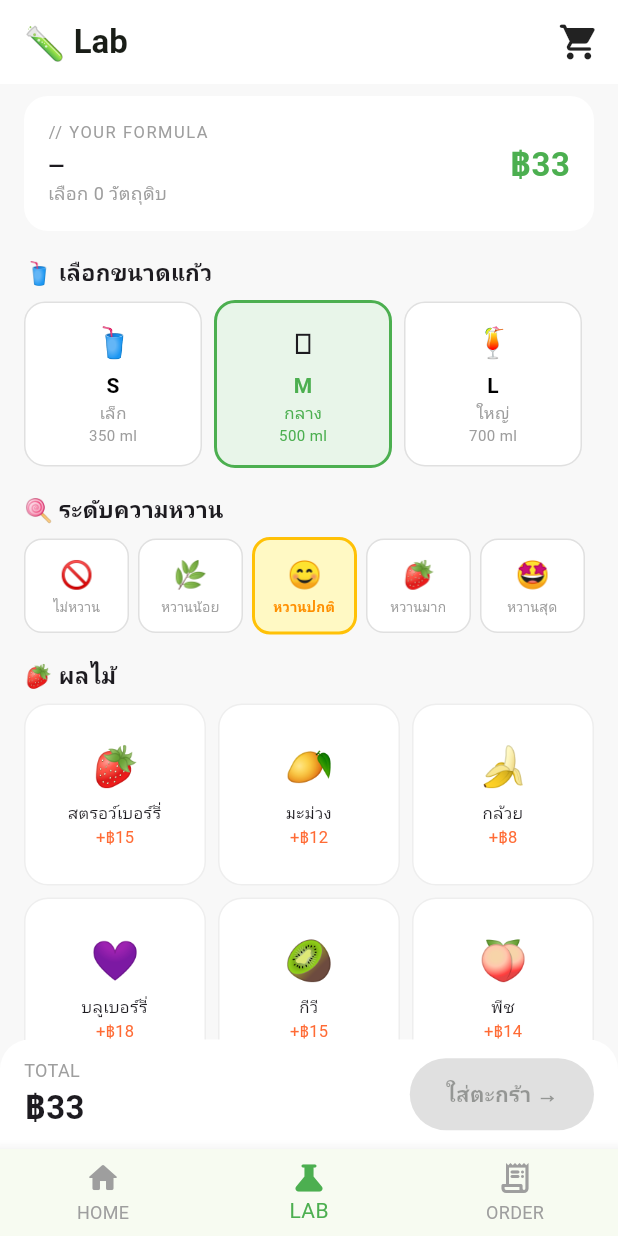
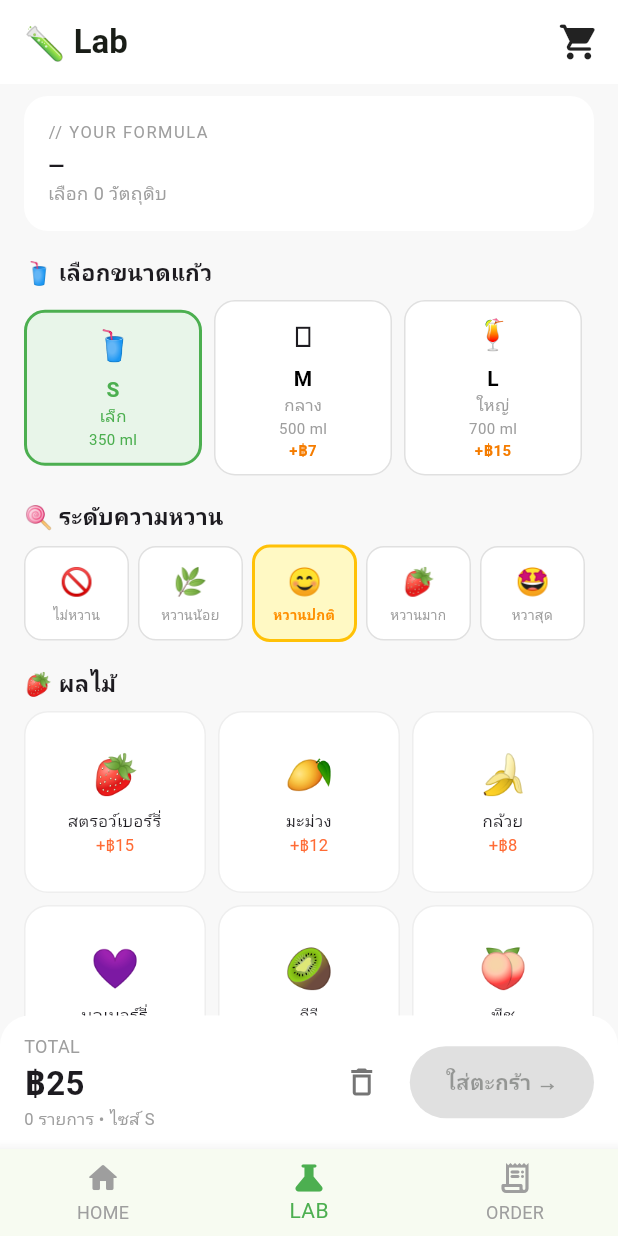
Before and after one commit to Rattikan-P/953464-SmoothieLab, a Flutter app: the screen it shows after launch, item 2 of the bottom bar chosen, on a phone screen of 412 x 824 dp. Run offline on Flutter 3.47's test engine with Material 3 defaults, Android fonts, the phone set to English and light mode, and no system bars; our stand-ins replace google_fonts, hive, hive_flutter, qr_flutter; accounts and stored records are empty.

Commit message:
Enhance lab screen with separated data files and pricing fix
UI Improvements:
- Remove price from formula preview section
- Show item count and size in bottom bar
- Add trash button to reset all selections
- Display size upgrade prices in size selection

Pricing Fix:
- Change price calculation from multiplier (×1.3/×1.6) to flat rate (+7/+15)

Code Refactoring:
- Extract ingredient data to ingredients_data.dart
- Extract cup painter to cup_painter.dart

```diff
--- a/smoothielab/lib/screens/lab_screen.dart
+++ b/smoothielab/lib/screens/lab_screen.dart
@@ -4,35 +4,9 @@ import '../models/smoothie_item.dart';
 import '../providers/cart_provider.dart';
 import '../providers/navigation_provider.dart';
 import '../widgets/floating_cart_button.dart';
+import '../data/ingredients_data.dart';
+import '../widgets/cup_painter.dart';
 
-const _fruitsData = [
-  ('🍓', 'สตรอว์เบอร์รี่', 15.0),
-  ('🥭', 'มะม่วง', 12.0),
-  ('🍌', 'กล้วย', 8.0),
-  ('💜', 'บลูเบอร์รี่', 18.0),
-  ('🥝', 'กีวี', 15.0),
-  ('🍑', 'พีช', 14.0),
-];
-
-const _veggiesData = <(String, String, double)>[
-  ('🥬', 'ผักโขม', 10.0),
-  ('🥦', 'บร็อคโคลี่', 12.0),
-  // เพิ่มได้เลยค่ะ
-];
-
-const _extrasData = [
-  ('🥛', 'นม', 10.0),
-  ('🥥', 'กะทิ', 12.0),
-  ('🧃', 'น้ำผลไม้', 8.0),
-];
-
-const _sweetnessLevels = [
-  ('🚫', 'ไม่หวาน'),
-  ('🌿', 'หวานน้อย'),
-  ('😊', 'หวานปกติ'),
-  ('🍓', 'หวานมาก'),
-  ('🤩', 'หวานสุด'),
-];
 
 class LabScreen extends StatefulWidget {
   const LabScreen({super.key});
@@ -46,7 +20,7 @@ class LabScreenState extends State<LabScreen> {
   final Set<int> _veggies = {};
   final Set<int> _toppings = {};
 
-  String _size = 'M';
+  String _size = 'S';
   int _sweetnessIndex = 2; // หวานปกติ default
   static const double _base = 25;
 
@@ -82,20 +56,64 @@ class LabScreenState extends State<LabScreen> {
       _veggies.addAll(veggieIndexes);
 
       _toppings.clear();
-      _size = 'M';
+      _size = 'S';
       _sweetnessIndex = 2;
       _presetMenuName = menuName;
       _presetMenuEmoji = menuEmoji;
     });
   }
 
+  void _resetSelection() {
+    setState(() {
+      _fruits.clear();
+      _extras.clear();
+      _toppings.clear();
+      _veggies.clear();
+      _size = 'S';
+      _sweetnessIndex = 2;
+      _presetMenuName = null;
+      _presetMenuEmoji = null;
+    });
+  }
+
+  Widget _buildSizeButton(String size) {
+    final isSelected = _size == size;
+    return GestureDetector(
+      onTap: () => setState(() => _size = size),
+      child: AnimatedContainer(
+        duration: const Duration(milliseconds: 200),
+        padding: const EdgeInsets.symmetric(horizontal: 10, vertical: 6),
+        decoration: BoxDecoration(
+          color: isSelected ? const Color(0xFF4CAF50) : Colors.white,
+          borderRadius: BorderRadius.circular(8),
+          border: Border.all(
+            color: isSelected ? const Color(0xFF4CAF50) : Colors.grey.shade300,
+            width: isSelected ? 2 : 1,
+          ),
+        ),
+        child: Text(
+          size,
+          style: TextStyle(
+            color: isSelected ? Colors.white : Colors.grey.shade700,
+            fontWeight: FontWeight.bold,
+            fontSize: 13,
+          ),
+        ),
+      ),
+    );
+  }
+
   double get _total {
     double t = _base;
-    for (final i in _fruits) t += _fruitsData[i].$3;
-    for (final i in _extras) t += _extrasData[i].$3;
-    for (final i in _veggies) t += _veggiesData[i].$3;
+    for (final i in _fruits) t += kFruitsData[i].$3;
+    for (final i in _extras) t += kExtrasData[i].$3;
+    for (final i in _veggies) t += kVeggiesData[i].$3;
     for (final i in _toppings) t += kToppingItems[i].price;
-    t *= _sizeMultiplier;
+
+    // เพิ่มราคาตามไซส์แก้ว (S: 0, M: +7, L: +15)
+    final sizeUpgrade = _size == 'L' ? 15.0 : (_size == 'M' ? 7.0 : 0.0);
+    t += sizeUpgrade;
+
     return t;
   }
 
@@ -148,7 +166,7 @@ class LabScreenState extends State<LabScreen> {
                       Text(
                         _fruits.isEmpty
                             ? '—'
-                            : _fruits.map((i) => _fruitsData[i].$2).join(' + '),
+                            : _fruits.map((i) => kFruitsData[i].$2).join(' + '),
                         style: const TextStyle(fontWeight: FontWeight.bold),
                         maxLines: 1,
                         overflow: TextOverflow.ellipsis,
@@ -161,14 +179,6 @@ class LabScreenState extends State<LabScreen> {
                         ),
                       ),
                     ],
-                  ),
-                ),
-                Text(
-                  '฿${_total.toStringAsFixed(0)}',
-                  style: const TextStyle(
-                    fontSize: 22,
-                    fontWeight: FontWeight.bold,
-                    color: Color(0xFF4CAF50),
                   ),
                 ),
               ],
@@ -204,7 +214,8 @@ class LabScreenState extends State<LabScreen> {
                               child: Container(
                                 margin: const EdgeInsets.only(right: 8),
                                 padding: const EdgeInsets.symmetric(
-                                  vertical: 12,
+                                  vertical: 8,
+                                  horizontal: 4,
                                 ),
                                 decoration: BoxDecoration(
                                   color: sel
@@ -252,6 +263,17 @@ class LabScreenState extends State<LabScreen> {
                                         color: sel ? Colors.green : Colors.grey,
                                       ),
                                     ),
+                                    if (s == 'M' || s == 'L')
+                                      Text(
+                                        s == 'M' ? '+฿7' : '+฿15',
+                                        style: TextStyle(
+                                          fontSize: 10,
+                                          color: sel
+                                              ? Colors.orange
+                                              : Colors.orange.shade700,
+                                          fontWeight: FontWeight.bold,
+                                        ),
+                                      ),
                                   ],
                                 ),
                               ),
@@ -271,7 +293,7 @@ class LabScreenState extends State<LabScreen> {
                   ),
                   const SizedBox(height: 8),
                   Row(
-                    children: List.generate(_sweetnessLevels.length, (i) {
+                    children: List.generate(kSweetnessLevels.length, (i) {
                       final sel = _sweetnessIndex == i;
                       return Expanded(
                         child: GestureDetector(
@@ -294,12 +316,12 @@ class LabScreenState extends State<LabScreen> {
                             child: Column(
                               children: [
                                 Text(
-                                  _sweetnessLevels[i].$1,
+                                  kSweetnessLevels[i].$1,
                                   style: const TextStyle(fontSize: 18),
                                 ),
                                 const SizedBox(height: 2),
                                 Text(
-                                  _sweetnessLevels[i].$2,
+                                  kSweetnessLevels[i].$2,
                                   style: TextStyle(
                                     fontSize: 9,
                                     color: sel
@@ -339,9 +361,9 @@ class LabScreenState extends State<LabScreen> {
                           crossAxisSpacing: 8,
                           childAspectRatio: 1,
                         ),
-                        itemCount: _fruitsData.length,
+                        itemCount: kFruitsData.length,
                         itemBuilder: (_, i) {
-                          final d = _fruitsData[i];
+                          final d = kFruitsData[i];
                           final sel = _fruits.contains(i);
                           return GestureDetector(
                             onTap: () => setState(() {
@@ -419,9 +441,9 @@ class LabScreenState extends State<LabScreen> {
                           crossAxisSpacing: 8,
                           childAspectRatio: 1,
                         ),
-                        itemCount: _veggiesData.length,
+                        itemCount: kVeggiesData.length,
                         itemBuilder: (_, i) {
-                          final d = _veggiesData[i];
+                          final d = kVeggiesData[i];
                           final sel = _veggies.contains(i);
                           return GestureDetector(
                             onTap: () => setState(() {
@@ -497,9 +519,9 @@ class LabScreenState extends State<LabScreen> {
                           crossAxisSpacing: 8,
                           childAspectRatio: 1,
                         ),
-                    itemCount: _extrasData.length,
+                    itemCount: kExtrasData.length,
                     itemBuilder: (_, i) {
-                      final d = _extrasData[i];
+                      final d = kExtrasData[i];
                       final sel = _extras.contains(i);
                       return GestureDetector(
                         onTap: () => setState(() {
@@ -608,14 +630,31 @@ class LabScreenState extends State<LabScreen> {
                           fontWeight: FontWeight.bold,
                         ),
                       ),
+                      Text(
+                        '${_fruits.length + _extras.length + _veggies.length} รายการ • ไซส์ $_size',
+                        style: const TextStyle(
+                          color: Colors.grey,
+                          fontSize: 11,
+                        ),
+                      ),
                     ],
                   ),
-                  ElevatedButton(
+                  Row(
+                    children: [
+                      // ปุ่มถังขยะ
+                      IconButton(
+                        onPressed: _resetSelection,
+                        icon: const Icon(Icons.delete_outline),
+                        color: Colors.grey.shade600,
+                        tooltip: 'ล้างทั้งหมด',
+                      ),
+                      const SizedBox(width: 8),
+                      ElevatedButton(
                     onPressed: (_fruits.isEmpty && _veggies.isEmpty)
                         ? null
                         : () {
                             final sweetness =
-                                _sweetnessLevels[_sweetnessIndex].$2;
+                                kSweetnessLevels[_sweetnessIndex].$2;
 
                             // ถ้ามาจากเมนู ใช้ชื่อและ emoji เมนูนั้น
                             final isFromMenu = _presetMenuName != null;
@@ -627,9 +666,9 @@ class LabScreenState extends State<LabScreen> {
                               emoji: itemEmoji,
                               basePrice: _total / _sizeMultiplier,
                               ingredients: [
-                                ..._fruits.map((i) => _fruitsData[i].$2),
-                                ..._extras.map((i) => _extrasData[i].$2),
-                                ..._veggies.map((i) => _veggiesData[i].$2),
+                                ..._fruits.map((i) => kFruitsData[i].$2),
+                                ..._extras.map((i) => kExtrasData[i].$2),
+                                ..._veggies.map((i) => kVeggiesData[i].$2),
                               ],
                               category: 'green',
                             );
@@ -718,6 +757,8 @@ class LabScreenState extends State<LabScreen> {
                   ),
                 ],
               ),
+                ],
+              ),
             ),
           ),
         ],
```
Also changed, not shown: smoothielab/lib/data/ingredients_data.dart (added, +52 -0 lines), smoothielab/lib/widgets/cup_painter.dart (added, +218 -0 lines), .claude/settings.local.json (added).
